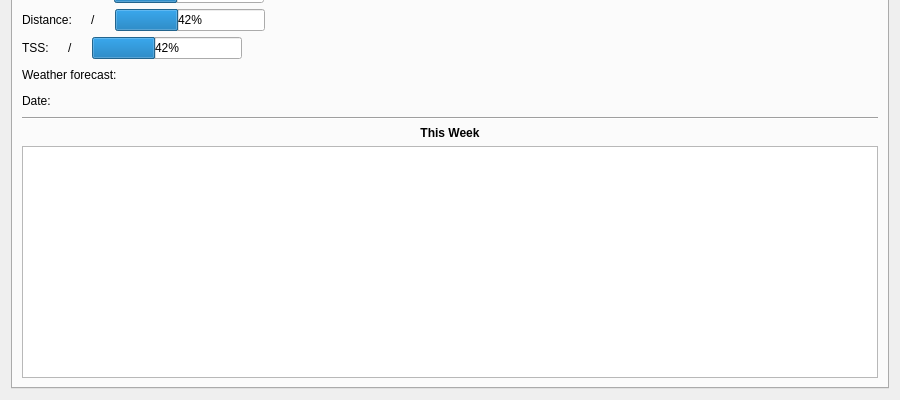
The window that themewidget.ui (pisgah-fogel/OpenCyclingTraining) describes before a commit, drawn with Qt 5; both pictures show x 0 to 900 and y 200 to 600 of the 900 by 600 pixel window.
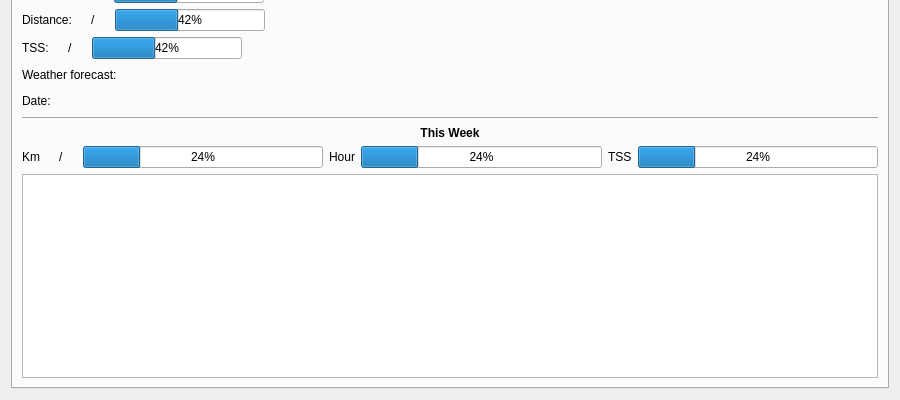
The same window after the commit. The open tabs and pages were chosen to show the change.

Commit message: Add week distance summary

What changed in the file:
```diff
--- a/themewidget.ui
+++ b/themewidget.ui
@@ -609,6 +609,73 @@
          </property>
         </widget>
        </item>
+       <item>
+        <layout class="QHBoxLayout" name="horizontalLayout">
+         <item>
+          <widget class="QLabel" name="label_33">
+           <property name="text">
+            <string>Km</string>
+           </property>
+          </widget>
+         </item>
+         <item>
+          <widget class="QLabel" name="label_36">
+           <property name="text">
+            <string>&lt;Done&gt;</string>
+           </property>
+          </widget>
+         </item>
+         <item>
+          <widget class="QLabel" name="label_37">
+           <property name="text">
+            <string>/</string>
+           </property>
+          </widget>
+         </item>
+         <item>
+          <widget class="QLabel" name="label_38">
+           <property name="text">
+            <string>&lt;ToDo&gt;</string>
+           </property>
+          </widget>
+         </item>
+         <item>
+          <widget class="QProgressBar" name="progressBar_6">
+           <property name="value">
+            <number>24</number>
+           </property>
+          </widget>
+         </item>
+         <item>
+          <widget class="QLabel" name="label_34">
+           <property name="text">
+            <string>Hour</string>
+           </property>
+          </widget>
+         </item>
+         <item>
+          <widget class="QProgressBar" name="progressBar_5">
+           <property name="value">
+            <number>24</number>
+           </property>
+          </widget>
+         </item>
+         <item>
+          <widget class="QLabel" name="label_35">
+           <property name="text">
+            <string>TSS</string>
+           </property>
+          </widget>
+         </item>
+         <item>
+          <widget class="QProgressBar" name="progressBar_4">
+           <property name="value">
+            <number>24</number>
+           </property>
+          </widget>
+         </item>
+        </layout>
+       </item>
        <item>
         <widget class="QTableWidget" name="WeekWidget"/>
        </item>
```
Left out of the diff: 2 changed lines with no effect on the pictures. The commit also changes 1 other file.
